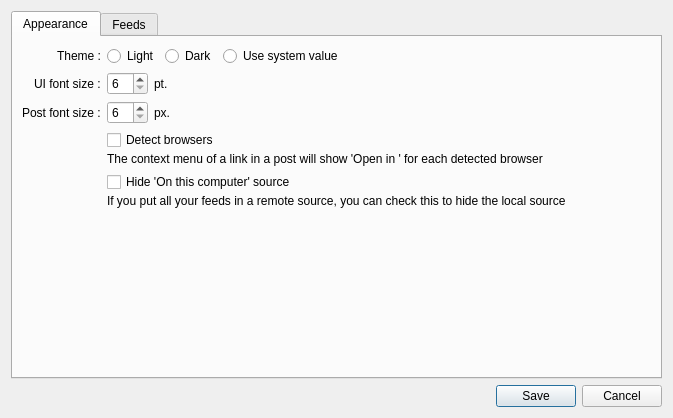
This is client-desktop/src/dialogs/DialogPreferences.ui in zappatic/ZapFeedReader as Qt 5 draws it before an edit. The edited form follows.
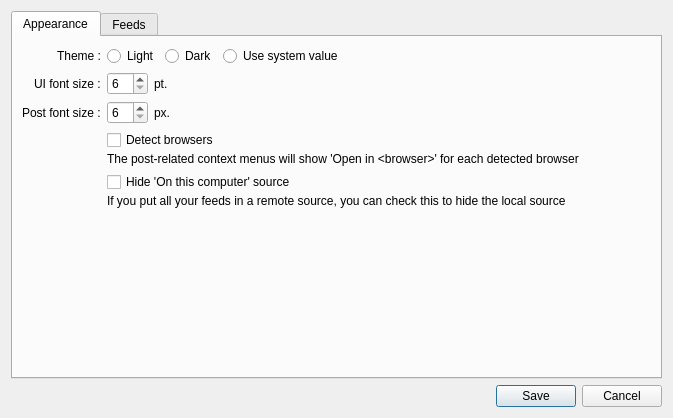
This is the edited form.

Commit message: add 'open in <browser>' to enclosures and posts table context menus as well

What changed in the file:
```diff
--- a/client-desktop/src/dialogs/DialogPreferences.ui
+++ b/client-desktop/src/dialogs/DialogPreferences.ui
@@ -182,7 +182,7 @@
               </font>
              </property>
              <property name="text">
-              <string>The context menu of a link in a post will show 'Open in &lt;browser&gt;' for each detected browser</string>
+              <string>&lt;html&gt;&lt;head/&gt;&lt;body&gt;&lt;p&gt;The post-related context menus will show 'Open in &amp;lt;browser&amp;gt;' for each detected browser&lt;/p&gt;&lt;/body&gt;&lt;/html&gt;</string>
              </property>
             </widget>
            </item>
```
The commit also changes 7 other files.
